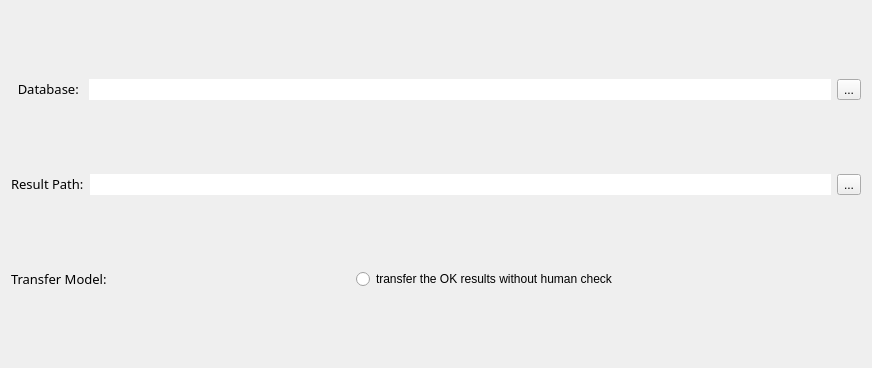
Old version of the form PCBHumanReCheck/PCBHumanReCheck/mysettingwindow.ui in the repository ZhangYY12345/PCBHumanReCheck.
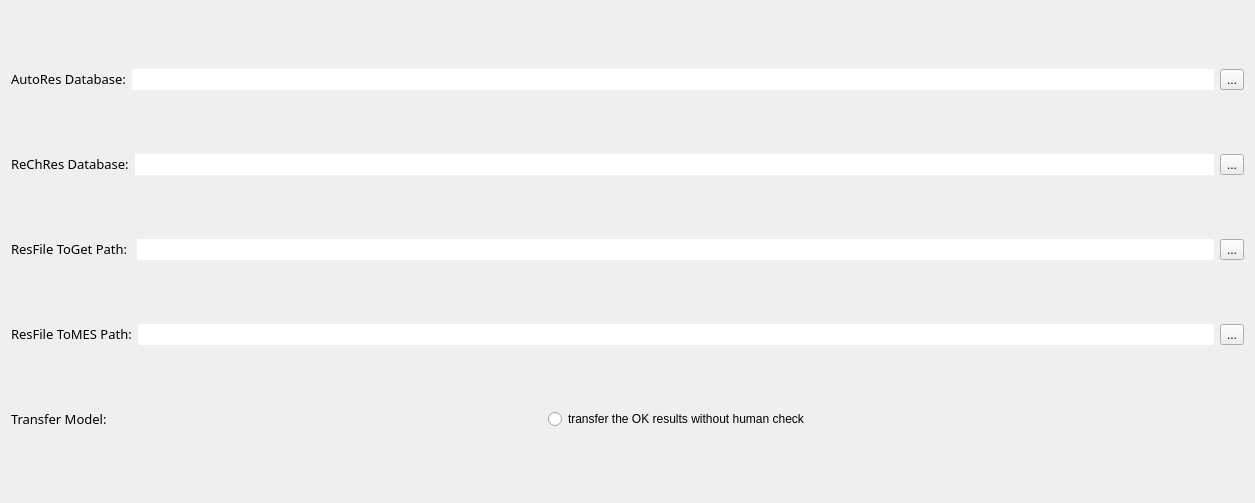
New version of the form.

What changed in the file:
```diff
--- a/PCBHumanReCheck/PCBHumanReCheck/mysettingwindow.ui
+++ b/PCBHumanReCheck/PCBHumanReCheck/mysettingwindow.ui
@@ -6,8 +6,8 @@
    <rect>
     <x>0</x>
     <y>0</y>
-    <width>872</width>
-    <height>368</height>
+    <width>1255</width>
+    <height>503</height>
    </rect>
   </property>
   <property name="windowTitle">
@@ -31,7 +31,7 @@
         </font>
        </property>
        <property name="text">
-        <string>  Database: </string>
+        <string>AutoRes Database:</string>
        </property>
       </widget>
      </item>
@@ -52,7 +52,102 @@
       </widget>
      </item>
      <item>
-      <widget class="QToolButton" name="setDatabaseBt">
+      <widget class="QToolButton" name="setDatabaseAutoBt">
+       <property name="text">
+        <string>...</string>
+       </property>
+      </widget>
+     </item>
+    </layout>
+   </item>
+   <item>
+    <layout class="QHBoxLayout" name="horizontalLayout_5">
+     <item>
+      <widget class="QLabel" name="label_2">
+       <property name="sizePolicy">
+        <sizepolicy hsizetype="Fixed" vsizetype="Fixed">
+         <horstretch>0</horstretch>
+         <verstretch>0</verstretch>
+        </sizepolicy>
+       </property>
+       <property name="font">
+        <font>
+         <family>微软雅黑</family>
+         <pointsize>10</pointsize>
+        </font>
+       </property>
+       <property name="text">
+        <string>ReChRes Database:</string>
+       </property>
+      </widget>
+     </item>
+     <item>
+      <widget class="QLabel" name="setDatabaseManu">
+       <property name="font">
+        <font>
+         <family>微软雅黑</family>
+         <pointsize>10</pointsize>
+        </font>
+       </property>
+       <property name="styleSheet">
+        <string notr="true">background-color: rgb(255, 255, 255);</string>
+       </property>
+       <property name="text">
+        <string/>
+       </property>
+      </widget>
+     </item>
+     <item>
+      <widget class="QToolButton" name="setDatabaseManuBt">
+       <property name="text">
+        <string>...</string>
+       </property>
+      </widget>
+     </item>
+    </layout>
+   </item>
+   <item>
+    <layout class="QHBoxLayout" name="horizontalLayout_4">
+     <item>
+      <widget class="QLabel" name="label">
+       <property name="sizePolicy">
+        <sizepolicy hsizetype="Fixed" vsizetype="Fixed">
+         <horstretch>0</horstretch>
+         <verstretch>0</verstretch>
+        </sizepolicy>
+       </property>
+       <property name="font">
+        <font>
+         <family>微软雅黑</family>
+         <pointsize>10</pointsize>
+        </font>
+       </property>
+       <property name="text">
+        <string>ResFile ToGet Path: </string>
+       </property>
+      </widget>
+     </item>
+     <item>
+      <widget class="QLabel" name="setResToGetPath">
+       <property name="font">
+        <font>
+         <family>微软雅黑</family>
+         <pointsize>10</pointsize>
+        </font>
+       </property>
+       <property name="autoFillBackground">
+        <bool>false</bool>
+       </property>
+       <property name="styleSheet">
+        <string notr="true">background-color: rgb(255, 255, 255);</string>
+       </property>
+       <property name="text">
+        <string/>
+       </property>
+      </widget>
+     </item>
+     <item>
+      <widget class="QToolButton" name="setResToGetPathBt">
        <property name="text">
         <string>...</string>
        </property>
@@ -77,7 +172,7 @@
         </font>
        </property>
        <property name="text">
-        <string>Result Path:</string>
+        <string>ResFile ToMES Path:</string>
        </property>
       </widget>
      </item>
```
Left out of the diff: 6 changed lines with no effect on the pictures.
